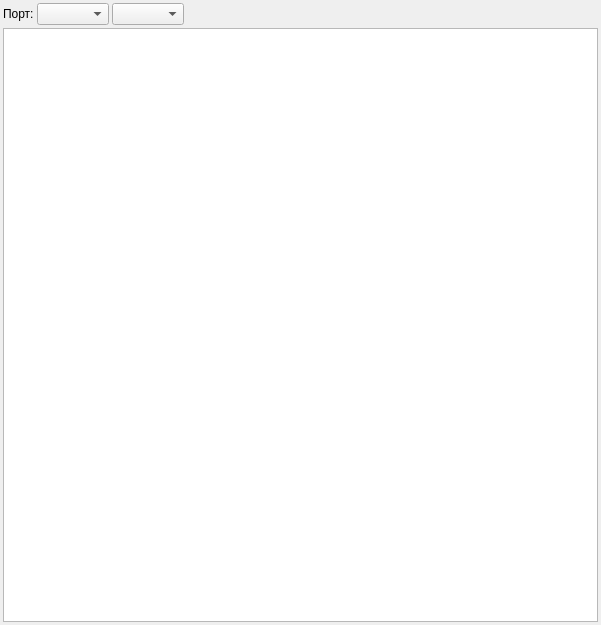
Qt form src/mkserver/ui/mainwindow.ui (alex-krutikov/MkStudio) before a commit.
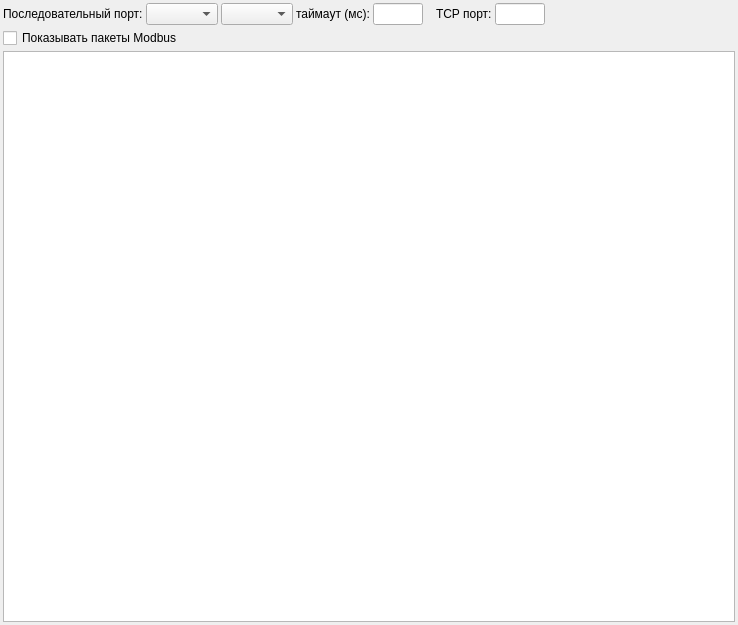
The same form after that commit.

Commit message: Доработки Modbus TCP.

Diff of the .ui file:
```diff
--- a/src/mkserver/ui/mainwindow.ui
+++ b/src/mkserver/ui/mainwindow.ui
@@ -6,7 +6,7 @@
    <rect>
     <x>0</x>
     <y>0</y>
-    <width>601</width>
+    <width>738</width>
     <height>625</height>
    </rect>
   </property>
@@ -26,7 +26,7 @@
       <item>
        <widget class="QLabel" name="label_3">
         <property name="text">
-         <string>Порт:</string>
+         <string>Последовательный порт:</string>
         </property>
        </widget>
       </item>
@@ -36,6 +36,56 @@
       <item>
        <widget class="QComboBox" name="cb_portspeed"/>
       </item>
+      <item>
+       <widget class="QLabel" name="label_2">
+        <property name="text">
+         <string>таймаут (мс):</string>
+        </property>
+       </widget>
+      </item>
+      <item>
+       <widget class="QLineEdit" name="le_timeout">
+        <property name="maximumSize">
+         <size>
+          <width>50</width>
+          <height>16777215</height>
+         </size>
+        </property>
+       </widget>
+      </item>
+      <item>
+       <spacer name="horizontalSpacer_2">
+        <property name="orientation">
+         <enum>Qt::Horizontal</enum>
+        </property>
+        <property name="sizeType">
+         <enum>QSizePolicy::Fixed</enum>
+        </property>
+        <property name="sizeHint" stdset="0">
+         <size>
+          <width>10</width>
+          <height>20</height>
+         </size>
+        </property>
+       </spacer>
+      </item>
+      <item>
+       <widget class="QLabel" name="label">
+        <property name="text">
+         <string>TCP порт:</string>
+        </property>
+       </widget>
+      </item>
+      <item>
+       <widget class="QLineEdit" name="le_tcp_port">
+        <property name="maximumSize">
+         <size>
+          <width>50</width>
+          <height>16777215</height>
+         </size>
+        </property>
+       </widget>
+      </item>
       <item>
        <spacer name="horizontalSpacer">
         <property name="orientation">
@@ -51,6 +101,13 @@
       </item>
      </layout>
     </item>
+    <item>
+     <widget class="QCheckBox" name="cb_mb_packet">
+      <property name="text">
+       <string>Показывать пакеты Modbus</string>
+      </property>
+     </widget>
+    </item>
     <item>
      <widget class="QPlainTextEdit" name="te"/>
     </item>
```
Left out of the diff: 5 changed lines with no effect on the pictures. The commit also changes 5 other files.
